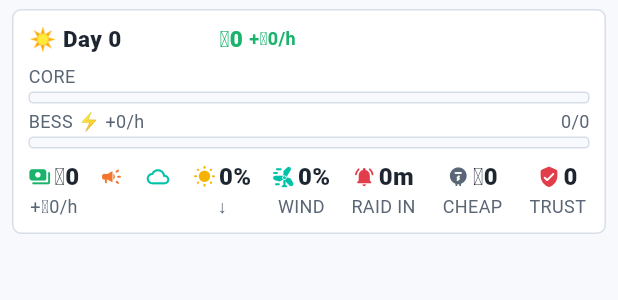
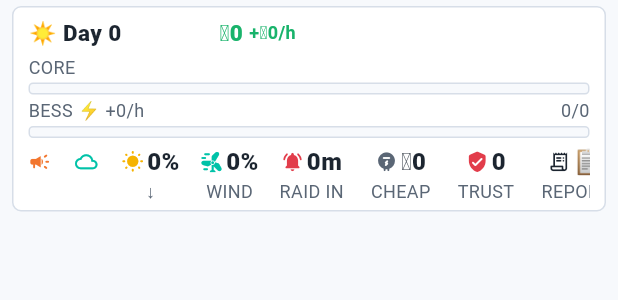
Before and after one commit to Sdeger7/grid-guard, a Flutter app: the _TopBar widget shown alone on an empty page, opened directly with empty values, on a phone screen of 412 x 824 dp. Shown: the top 300 px of the screen. Run offline on Flutter 3.47's test engine with Material 3 defaults, Android fonts, the phone set to English and light mode, and no system bars; our stand-ins replace flutter_riverpod, shared_preferences; missing offline and left inert: flame, flame_audio; accounts and stored records are empty; network calls fail.

Commit message:
Shrink the top HUD, zoom the map in further
The header panel had grown top-heavy: a redundant cash stat chip
duplicating the headline row now that the headline reliably shows it,
plus generous padding on every row. Dropped the duplicate chip and
trimmed padding/gaps across the headline, mini-bars, stat strip and
the Data Center status row.

Also raised the default/minimum camera zoom again (1.7->2.2, 1.15->1.5)
— on a phone-sized viewport the site was still reading small against
a lot of empty ground.

```diff
--- a/lib/game/grid_guard_game.dart
+++ b/lib/game/grid_guard_game.dart
@@ -960,10 +960,10 @@ class GridGuardGame extends FlameGame {
   double _zoom = defaultZoom;
   Vector2 _pan = Vector2.zero();
 
-  static const double defaultZoom = 1.7;
+  static const double defaultZoom = 2.2;
   // Never lets the player zoom back out to the shrunk-with-margins fit view.
-  static const double minZoom = 1.15;
-  static const double maxZoom = 3.5;
+  static const double minZoom = 1.5;
+  static const double maxZoom = 4.0;
 
   double get _scale => _fitScale * _zoom;
 
--- a/lib/ui/widgets/hud.dart
+++ b/lib/ui/widgets/hud.dart
@@ -110,15 +110,6 @@ class _TopBar extends StatelessWidget {
     final netLabel = '${net >= 0 ? '+' : ''}${(net * 3600).toStringAsFixed(0)}/h';
     // Bars stay pinned; the stat strip scrolls so a narrow phone never clips it.
     final stats = <Widget>[
-      // Also carried in the headline, but that row's right side can end up
-      // squeezed on narrow viewports — cash is important enough to never
-      // depend on there being room for it in just one place.
-      _Stat(
-        icon: Icons.payments_rounded,
-        color: state.netMoneyRate >= 0 ? GGColors.good : GGColors.danger,
-        label: formatCredits(state.money),
-        caption: formatCreditsRate(state.netMoneyRate * 3600),
-      ),
       if (state.eventEmoji != '·')
         _Stat(
           icon: Icons.campaign_rounded,
@@ -255,9 +246,9 @@ class _TopBar extends StatelessWidget {
     ];
 
     return Padding(
-      padding: const EdgeInsets.fromLTRB(8, 6, 8, 0),
+      padding: const EdgeInsets.fromLTRB(8, 4, 8, 0),
       child: GGPanel(
-        padding: const EdgeInsets.symmetric(horizontal: 10, vertical: 8),
+        padding: const EdgeInsets.symmetric(horizontal: 10, vertical: 6),
         child: Column(
           mainAxisSize: MainAxisSize.min,
           children: [
@@ -315,7 +306,7 @@ class _TopBar extends StatelessWidget {
               ],
               ),
             ),
-            const SizedBox(height: 6),
+            const SizedBox(height: 4),
             _MiniBar(
               label: 'CORE',
               fraction: state.integrityFraction,
@@ -325,7 +316,7 @@ class _TopBar extends StatelessWidget {
                       ? GGColors.accentWarm
                       : GGColors.danger,
             ),
-            const SizedBox(height: 3),
+            const SizedBox(height: 2),
             _MiniBar(
               label: 'BESS ⚡ $netLabel',
               fraction: state.energyFraction,
@@ -337,10 +328,10 @@ class _TopBar extends StatelessWidget {
               trailing:
                   '${state.energy.toStringAsFixed(0)}/${state.energyCapacity.toStringAsFixed(0)}',
             ),
-            const SizedBox(height: 6),
+            const SizedBox(height: 4),
             SizedBox(
               // Tall enough for the tappable stats, which carry padding.
-              height: 42,
+              height: 38,
               child: ListView.separated(
                 scrollDirection: Axis.horizontal,
                 itemCount: stats.length,
@@ -484,13 +475,13 @@ class _FacilitiesRow extends StatelessWidget {
                 ? 'BROWNOUT ${(state.dcLoadFraction * 100).round()}%'
                 : 'NO POWER';
     return Padding(
-      padding: const EdgeInsets.fromLTRB(10, 6, 10, 0),
+      padding: const EdgeInsets.fromLTRB(10, 4, 10, 0),
       child: GestureDetector(
         behavior: HitTestBehavior.opaque,
         onTap: () => _showWorkloadSheet(
             context, game, state.workloadIndex, state.security),
         child: GGPanel(
-          padding: const EdgeInsets.symmetric(horizontal: 12, vertical: 8),
+          padding: const EdgeInsets.symmetric(horizontal: 12, vertical: 6),
           child: Row(
             children: [
               const Icon(Icons.dns_rounded, size: 16, color: GGColors.ink),
```
